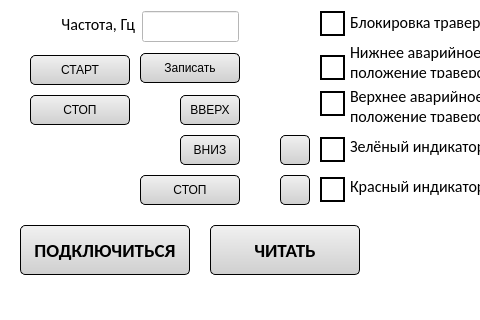
Qt form ui/SettingsUi.ui (Skorikof/SPG-023MK) before a commit; both pictures show x 0 to 480 and y 335 to 655 of the 610 by 655 pixel window.
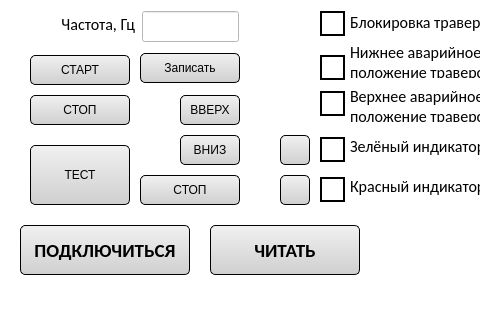
The same form after that commit.

Commit message: Add test in HandDebug, begin development view graph

What changed in the file:
```diff
--- a/ui/SettingsUi.ui
+++ b/ui/SettingsUi.ui
@@ -1976,6 +1976,59 @@
      <string>ЧИТАТЬ</string>
     </property>
    </widget>
+   <widget class="QPushButton" name="btn_test">
+    <property name="geometry">
+     <rect>
+      <x>30</x>
+      <y>480</y>
+      <width>100</width>
+      <height>60</height>
+     </rect>
+    </property>
+    <property name="minimumSize">
+     <size>
+      <width>100</width>
+      <height>60</height>
+     </size>
+    </property>
+    <property name="maximumSize">
+     <size>
+      <width>100</width>
+      <height>60</height>
+     </size>
+    </property>
+    <property name="styleSheet">
+     <string notr="true">QPushButton 
+{
+	color: rgb(0, 0, 0);
+	background-color: qlineargradient(spread:pad, x1:0.489, y1:0.0227273, x2:0.489, y2:1, stop:0 rgba(240, 240, 240, 255), stop:1 rgba(207, 207, 207, 255));
+
+	border: 1px rgb(0, 0, 0);
+	border-radius: 5px;
+
+	border-style: outset;
+
+	padding: 5px;
+}
+
+QPushButton:hover
+{
+	background-color: qlineargradient(spread:pad, x1:0.489, y1:0.0227273, x2:0.489, y2:1, stop:0 rgba(234, 246, 253, 255), stop:1 rgba(169, 219, 246, 255));
+	
+}
+	
+</string>
+    </property>
+    <property name="text">
+     <string>ТЕСТ</string>
+    </property>
+    <property name="checkable">
+     <bool>false</bool>
+    </property>
+    <property name="checked">
+     <bool>false</bool>
+    </property>
+   </widget>
   </widget>
   <widget class="QMenuBar" name="menubar">
    <property name="geometry">
```
Left out of the diff: 2 changed lines with no effect on the pictures. The commit also changes 3 other files.
